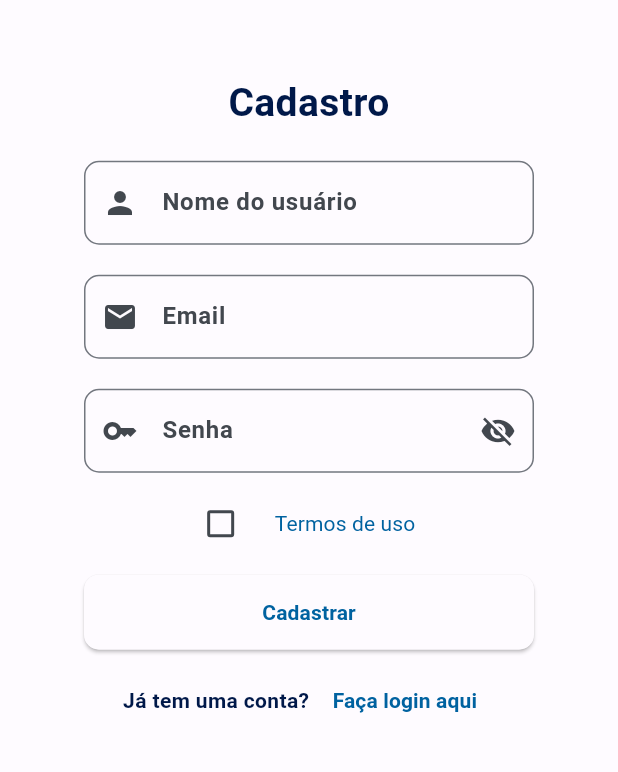
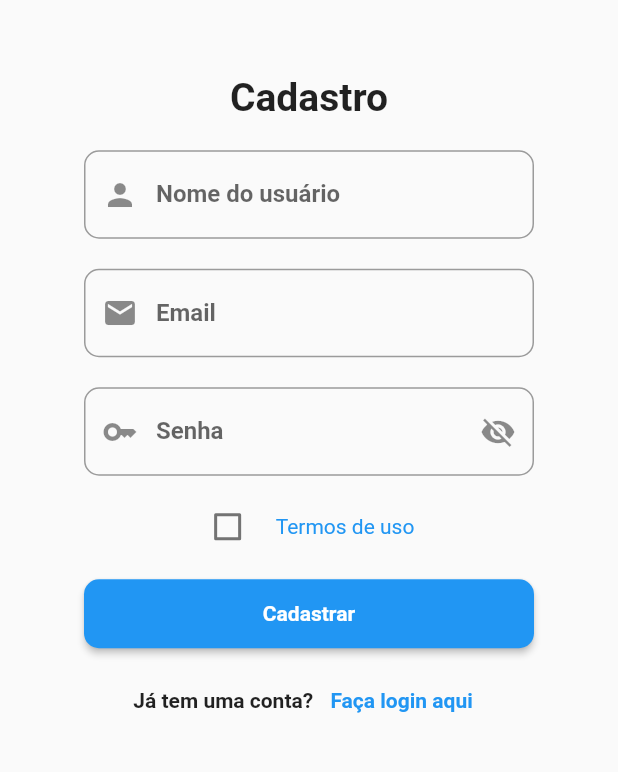
Before and after one commit to moisescorreaa/healthy-cook, a Flutter app: the screen it shows after launch, after a tap on "Entrar", after a tap on "Login", after a tap on "Cadastre-se aqui", on a phone screen of 412 x 824 dp, the part 362-1134 px from its top. Run offline on Flutter 3.47's test engine with Material 2 defaults, Android fonts, the phone set to English and light mode, and no system bars; our stand-ins replace cloud_firestore, firebase_auth, firebase_core, firebase_storage, google_nav_bar, image_picker and 1 more; missing offline and left inert: algolia, algolia_helper_flutter; accounts and stored records are empty; network calls fail.

```diff
--- a/lib/color_schemes.dart
+++ /dev/null
@@ -1,69 +0,0 @@
-import 'package:flutter/material.dart';
-
-const lightColorScheme = ColorScheme(
-  brightness: Brightness.light,
-  primary: Color(0xFF0062A0),
-  onPrimary: Color(0xFFFFFFFF),
-  primaryContainer: Color(0xFFD0E4FF),
-  onPrimaryContainer: Color(0xFF001D35),
-  secondary: Color(0xFF006874),
-  onSecondary: Color(0xFFFFFFFF),
-  secondaryContainer: Color(0xFF97F0FF),
-  onSecondaryContainer: Color(0xFF001F24),
-  tertiary: Color(0xFF2356C8),
-  onTertiary: Color(0xFFFFFFFF),
-  tertiaryContainer: Color(0xFFDBE1FF),
-  onTertiaryContainer: Color(0xFF00174A),
-  error: Color(0xFFBA1A1A),
-  errorContainer: Color(0xFFFFDAD6),
-  onError: Color(0xFFFFFFFF),
-  onErrorContainer: Color(0xFF410002),
-  background: Color(0xFFFEFBFF),
-  onBackground: Color(0xFF001849),
-  surface: Color(0xFFFEFBFF),
-  onSurface: Color(0xFF001849),
-  surfaceVariant: Color(0xFFDFE3EB),
-  onSurfaceVariant: Color(0xFF42474E),
-  outline: Color(0xFF73777F),
-  onInverseSurface: Color(0xFFEEF0FF),
-  inverseSurface: Color(0xFF002B75),
-  inversePrimary: Color(0xFF9CCAFF),
-  shadow: Color(0xFF000000),
-  surfaceTint: Color(0xFF0062A0),
-  outlineVariant: Color(0xFFC2C7CF),
-  scrim: Color(0xFF000000),
-);
-
-const darkColorScheme = ColorScheme(
-  brightness: Brightness.dark,
-  primary: Color(0xFF9CCAFF),
-  onPrimary: Color(0xFF003256),
-  primaryContainer: Color(0xFF00497A),
-  onPrimaryContainer: Color(0xFFD0E4FF),
-  secondary: Color(0xFF4FD8EB),
-  onSecondary: Color(0xFF00363D),
-  secondaryContainer: Color(0xFF004F58),
-  onSecondaryContainer: Color(0xFF97F0FF),
-  tertiary: Color(0xFFB3C5FF),
-  onTertiary: Color(0xFF002A77),
-  tertiaryContainer: Color(0xFF003EA6),
-  onTertiaryContainer: Color(0xFFDBE1FF),
-  error: Color(0xFFFFB4AB),
-  errorContainer: Color(0xFF93000A),
-  onError: Color(0xFF690005),
-  onErrorContainer: Color(0xFFFFDAD6),
-  background: Color(0xFF001849),
-  onBackground: Color(0xFFDBE1FF),
-  surface: Color(0xFF001849),
-  onSurface: Color(0xFFDBE1FF),
-  surfaceVariant: Color(0xFF42474E),
-  onSurfaceVariant: Color(0xFFC2C7CF),
-  outline: Color(0xFF8C9199),
-  onInverseSurface: Color(0xFF001849),
-  inverseSurface: Color(0xFFDBE1FF),
-  inversePrimary: Color(0xFF0062A0),
-  shadow: Color(0xFF000000),
-  surfaceTint: Color(0xFF9CCAFF),
-  outlineVariant: Color(0xFF42474E),
-  scrim: Color(0xFF000000),
-);
--- a/lib/components/login_form.dart
+++ b/lib/components/login_form.dart
@@ -56,7 +56,7 @@ class _LoginFormState extends State<LoginForm> {
       try {
         await auth.signInWithEmailAndPassword(email: email, password: password);
 
-        Navigator.of(context).pushNamed('/home');
+        Navigator.of(context).pushReplacementNamed('/home');
       } on FirebaseAuthException catch (e) {
         if (e.code == 'wrong-password' || e.code == 'invalid-email') {
           showAlert('Email ou senha inválidos.');
--- a/lib/views/app.dart
+++ b/lib/views/app.dart
@@ -1,7 +1,5 @@
 import 'package:flutter/material.dart';
-import 'package:healthy_cook/color_schemes.dart';
 import 'package:healthy_cook/views/initial_page.dart';
-
 import 'package:healthy_cook/views/main_management_page.dart';
 import 'package:healthy_cook/views/login_page.dart';
 import 'package:healthy_cook/views/register_page.dart';
@@ -11,8 +9,6 @@ class App extends StatelessWidget {
   Widget build(BuildContext context) {
     return MaterialApp(
       debugShowCheckedModeBanner: false,
-      theme: ThemeData(useMaterial3: true, colorScheme: lightColorScheme),
-      darkTheme: ThemeData(useMaterial3: true, colorScheme: darkColorScheme),
       routes: {
         '/': (context) => const InitialPage(),
         '/register': (context) => const RegisterPage(),
```
Also changed, not shown: lib/views/profile_page.dart (+6 -5 lines).
